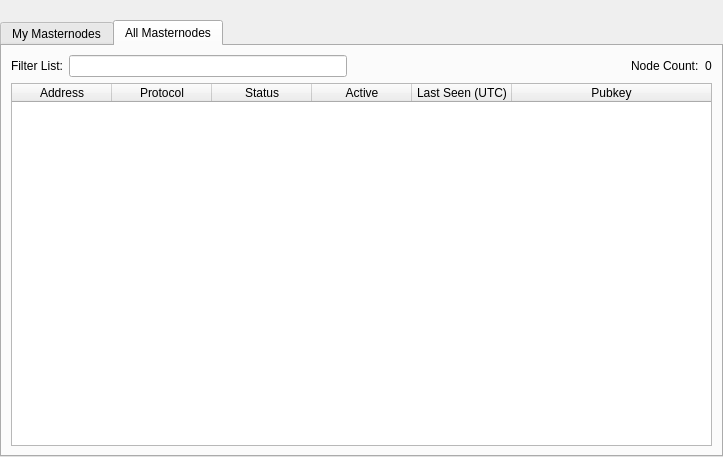
Qt form src/qt/forms/masternodelist.ui (scryptachain/scrypta) before a commit.
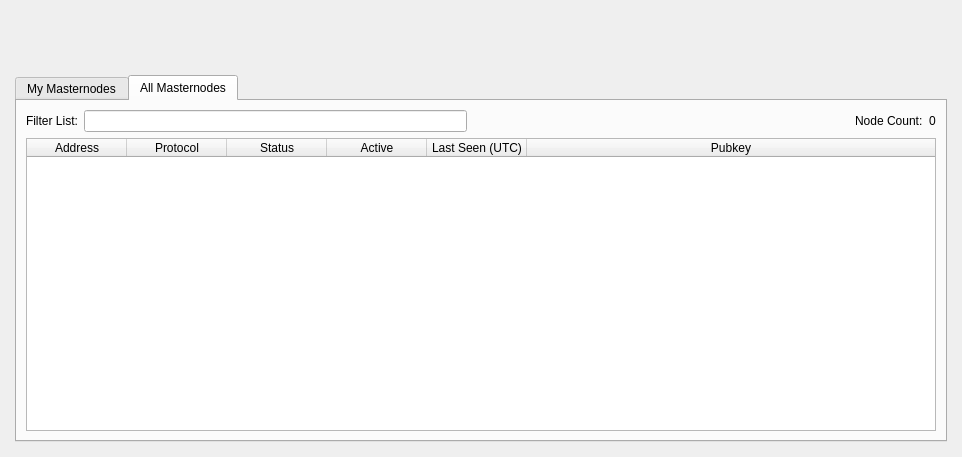
The same form after that commit. The open tabs and pages were chosen to show the change.

```diff
--- a/src/qt/forms/masternodelist.ui
+++ b/src/qt/forms/masternodelist.ui
@@ -6,17 +6,37 @@
    <rect>
     <x>0</x>
     <y>0</y>
-    <width>723</width>
+        <width>962</width>
     <height>457</height>
    </rect>
   </property>
   <property name="windowTitle">
    <string>Form</string>
   </property>
-  <layout class="QVBoxLayout" name="topLayout">
+    <layout class="QVBoxLayout" name="topLayout" stretch="0">
    <property name="leftMargin">
+        <number>9</number>
+      </property>
+      <property name="topMargin">
+        <number>9</number>
+      </property>
+      <property name="rightMargin">
+        <number>9</number>
+      </property>
+      <property name="bottomMargin">
+        <number>9</number>
+      </property>
+      <item>
+        <layout class="QVBoxLayout" name="verticalLayout_Master" stretch="0,0">
+          <property name="spacing">
     <number>0</number>
    </property>
+          <item>
+            <widget class="QFrame" name="frame_Header">
+              <layout class="QVBoxLayout" name="verticalLayout_4">
+                <property name="leftMargin">
+                  <number>0</number>
+                </property>
    <property name="topMargin">
     <number>0</number>
    </property>
@@ -27,34 +47,102 @@
     <number>0</number>
    </property>
    <item>
+                  <layout class="QHBoxLayout" name="horizontalLayout_Header" stretch="1,0">
+                    <item>
+                      <spacer name="horizontalSpacer">
+                        <property name="orientation">
+                          <enum>Qt::Horizontal</enum>
+                        </property>
+                        <property name="sizeHint" stdset="0">
+                          <size>
+                            <width>40</width>
+                            <height>20</height>
+                          </size>
+                        </property>
+                      </spacer>
+                    </item>
+                    <item>
+                      <widget class="QLabel" name="labelOverviewHeaderRight">
+                        <property name="minimumSize">
+                          <size>
+                            <width>464</width>
+                            <height>60</height>
+                          </size>
+                        </property>
+                        <property name="maximumSize">
+                          <size>
+                            <width>16777215</width>
+                            <height>60</height>
+                          </size>
+                        </property>
+                        <property name="font">
+                          <font>
+                            <pointsize>14</pointsize>
+                          </font>
+                        </property>
+                        <property name="text">
+                          <string/>
+                        </property>
+                        <property name="alignment">
+                          <set>Qt::AlignRight|Qt::AlignTrailing|Qt::AlignVCenter</set>
+                        </property>
+                      </widget>
+                    </item>
+                  </layout>
+                </item>
+              </layout>
+            </widget>
+          </item>
+          <item>
+            <widget class="QFrame" name="frame_BG">
+              <layout class="QVBoxLayout" name="verticalLayout_3">
+                <property name="leftMargin">
+                  <number>6</number>
+                </property>
+                <property name="topMargin">
+                  <number>6</number>
+                </property>
+                <property name="rightMargin">
+                  <number>6</number>
+                </property>
+                <property name="bottomMargin">
+                  <number>6</number>
+                </property>
+                <item>
+                  <widget class="QFrame" name="frame_Content">
     <layout class="QVBoxLayout" name="verticalLayout">
+                      <property name="spacing">
+                        <number>0</number>
+                      </property>
+                      <property name="leftMargin">
+                        <number>0</number>
+                      </property>
+                      <property name="topMargin">
+                        <number>0</number>
+                      </property>
+                      <property name="rightMargin">
+                        <number>0</number>
+                      </property>
      <property name="bottomMargin">
       <number>0</number>
      </property>
      <item>
-      <spacer name="horizontalSpacer0">
-       <property name="orientation">
-        <enum>Qt::Horizontal</enum>
-       </property>
-       <property name="sizeHint" stdset="0">
-        <size>
-         <width>40</width>
-         <height>20</height>
-        </size>
-       </property>
-      </spacer>
-     </item>
-     <item>
-      <widget class="QTabWidget" name="tabWidget">
+                        <layout class="QGridLayout" name="gridLayout_2">
+                          <property name="spacing">
+                            <number>2</number>
+                          </property>
+                          <item row="0" column="0">
+                            <widget class="QTabWidget" name="tabAllMasternode">
+                              <property name="tabPosition">
+                                <enum>QTabWidget::North</enum>
+                              </property>
        <property name="currentIndex">
         <number>0</number>
        </property>
-       <widget class="QWidget" name="tabMyMasternodes">
+                              <widget class="QWidget" name="myMasternodeList" native="true">
         <attribute name="title">
          <string>My Masternodes</string>
         </attribute>
-        <layout class="QGridLayout" name="gridLayout_2">
-         <item row="0" column="0">
           <layout class="QVBoxLayout" name="verticalLayout_2">
            <property name="bottomMargin">
             <number>0</number>
@@ -246,124 +334,33 @@
             </layout>
            </item>
           </layout>
-         </item>
-        </layout>
-       </widget>
-       <widget class="QWidget" name="tabAllMasternodes">
+                              </widget>
+                              <widget class="QWidget" name="allMasternodeList">
         <attribute name="title">
          <string>All Masternodes</string>
         </attribute>
-        <layout class="QGridLayout" name="gridLayout">
-         <item row="1" column="0">
-          <widget class="QTableWidget" name="tableWidgetMasternodes">
-           <property name="palette">
-            <palette>
-             <active>
-              <colorrole role="Text">
-               <brush brushstyle="SolidPattern">
-                <color alpha="255">
-                 <red>51</red>
-                 <green>51</green>
-                 <blue>51</blue>
-                </color>
-               </brush>
-              </colorrole>
-             </active>
-             <inactive>
-              <colorrole role="Text">
-               <brush brushstyle="SolidPattern">
-                <color alpha="255">
-                 <red>51</red>
-                 <green>51</green>
-                 <blue>51</blue>
-                </color>
-               </brush>
-              </colorrole>
-             </inactive>
-             <disabled>
-              <colorrole role="Text">
-               <brush brushstyle="SolidPattern">
-                <color alpha="255">
-                 <red>85</red>
-                 <green>85</green>
-                 <blue>85</blue>
-                </color>
-               </brush>
-              </colorrole>
-             </disabled>
-            </palette>
-           </property>
-           <property name="editTriggers">
-            <set>QAbstractItemView::NoEditTriggers</set>
-           </property>
-           <property name="alternatingRowColors">
-            <bool>true</bool>
-           </property>
-           <property name="selectionBehavior">
-            <enum>QAbstractItemView::SelectRows</enum>
-           </property>
-           <property name="sortingEnabled">
-            <bool>true</bool>
-           </property>
-           <attribute name="horizontalHeaderStretchLastSection">
-            <bool>true</bool>
-           </attribute>
-           <attribute name="ResizeMode">
-            <enum>QHeaderView::Interactive</enum>
-           </attribute>
-           <column>
-            <property name="text">
-             <string>Address</string>
-            </property>
-           </column>
-           <column>
-            <property name="text">
-             <string>Protocol</string>
-            </property>
-           </column>
-           <column>
-            <property name="text">
-             <string>Status</string>
-            </property>
-           </column>
-           <column>
-            <property name="text">
-             <string>Active</string>
-            </property>
-           </column>
-           <column>
-            <property name="text">
-             <string>Last Seen (UTC)</string>
-            </property>
-           </column>
-           <column>
-            <property name="text">
-             <string>Pubkey</string>
-            </property>
-           </column>
-          </widget>
-         </item>
-         <item row="0" column="0">
-          <layout class="QHBoxLayout" name="horizontalLayout_3">
+                                <layout class="QVBoxLayout" name="verticalLayout_5">
+                                  <item>
+                                    <layout class="QHBoxLayout" name="horizontalLayout_4">
            <property name="bottomMargin">
             <number>0</number>
            </property>
            <item>
-            <widget class="QLabel" name="label_filter">
+                                        <widget class="QLabel" name="filterListLb">
              <property name="text">
               <string>Filter List:</string>
              </property>
             </widget>
            </item>
            <item>
-            <widget class="QLineEdit" name="filterLineEdit">
+                                        <widget class="QLineEdit" name="filterTextBox">
              <property name="toolTip">
               <string>Filter masternode list</string>
              </property>
             </widget>
            </item>
            <item>
-            <spacer name="horizontalSpacer_3">
+                                        <spacer name="horizontalSpacer_4">
              <property name="orientation">
               <enum>Qt::Horizontal</enum>
              </property>
@@ -376,14 +373,14 @@
             </spacer>
            </item>
            <item>
-            <widget class="QLabel" name="label_count">
+                                        <widget class="QLabel" name="nodeCountLb">
              <property name="text">
               <string>Node Count:</string>
              </property>
             </widget>
            </item>
            <item>
-            <widget class="QLabel" name="countLabel">
+                                        <widget class="QLabel" name="nodeCount">
              <property name="text">
               <string>0</string>
              </property>
@@ -391,8 +388,118 @@
            </item>
           </layout>
          </item>
-        </layout>
-       </widget>
+                                  <item>
+                                    <widget class="QTableWidget" name="tableWidgetAllMasternodes">
+                                      <property name="minimumSize">
+                                        <size>
+                                          <width>695</width>
+                                          <height>0</height>
+                                        </size>
+                                      </property>
+                                      <property name="palette">
+                                        <palette>
+                                          <active>
+                                            <colorrole role="Text">
+                                              <brush brushstyle="SolidPattern">
+                                                <color alpha="255">
+                                                  <red>51</red>
+                                                  <green>51</green>
+                                                  <blue>51</blue>
+                                                </color>
+                                              </brush>
+                                            </colorrole>
+                                          </active>
+                                          <inactive>
+                                            <colorrole role="Text">
+                                              <brush brushstyle="SolidPattern">
+                                                <color alpha="255">
+                                                  <red>51</red>
+                                                  <green>51</green>
+                                                  <blue>51</blue>
+                                                </color>
+                                              </brush>
+                                            </colorrole>
+                                          </inactive>
+                                          <disabled>
+                                            <colorrole role="Text">
+                                              <brush brushstyle="SolidPattern">
+                                                <color alpha="255">
+                                                  <red>85</red>
+                                                  <green>85</green>
+                                                  <blue>85</blue>
+                                                </color>
+                                              </brush>
+                                            </colorrole>
+                                          </disabled>
+                                        </palette>
+                                      </property>
+                                      <property name="editTriggers">
+                                        <set>QAbstractItemView::NoEditTriggers</set>
+                                      </property>
+                                      <property name="alternatingRowColors">
+                                        <bool>true</bool>
+                                      </property>
+                                      <property name="selectionMode">
+                                        <enum>QAbstractItemView::SingleSelection</enum>
+                                      </property>
+                                      <property name="selectionBehavior">
+                                        <enum>QAbstractItemView::SelectRows</enum>
+                                      </property>
+                                      <property name="sortingEnabled">
+                                        <bool>true</bool>
+                                      </property>
+                                      <attribute name="horizontalHeaderStretchLastSection">
+                                        <bool>true</bool>
+                                      </attribute>
+                                      <column>
+                                        <property name="text">
+                                          <string>Address</string>
+                                        </property>
+                                      </column>
+                                      <column>
+                                        <property name="text">
+                                          <string>Protocol</string>
+                                        </property>
+                                      </column>
+                                      <column>
+                                        <property name="text">
+                                          <string>Status</string>
+                                        </property>
+                                      </column>
+                                      <column>
+                                        <property name="text">
+                                          <string>Active</string>
+                                        </property>
+                                      </column>
+                                      <column>
+                                        <property name="text">
+                                          <string>Last Seen (UTC)</string>
+                                        </property>
+                                      </column>
+                                      <column>
+                                        <property name="text">
+                                          <string>Pubkey</string>
+                                        </property>
+                                      </column>
+                                    </widget>
+                                  </item>
+                                </layout>
+                                <zorder>label_count</zorder>
+                                <zorder>countLabel</zorder>
+                                <zorder>horizontalSpacer_3</zorder>
+                                <zorder>filterLineEdit</zorder>
+                                <zorder>label_filter</zorder>
+                                <zorder>tableWidgetAllMasternodes</zorder>
+                                <zorder>layoutWidget</zorder>
+                              </widget>
+                            </widget>
+                          </item>
+                        </layout>
+                      </item>
+                    </layout>
+                  </widget>
+                </item>
+              </layout>
       </widget>
      </item>
     </layout>
```
Left out of the diff: 14 changed lines with no effect on the pictures. Lines whose indentation alone changed are shown as unchanged.
